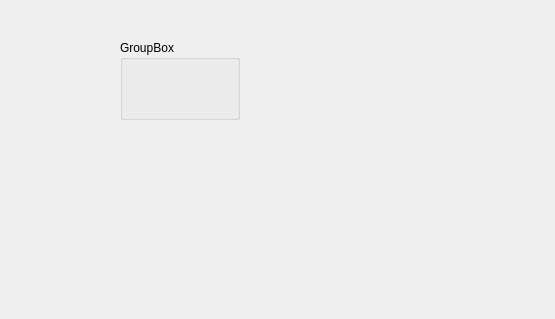
Above: pyqt/src/gui.ui from solidSnakesado/Physical-AI-study before the change. Below: the same form after it.
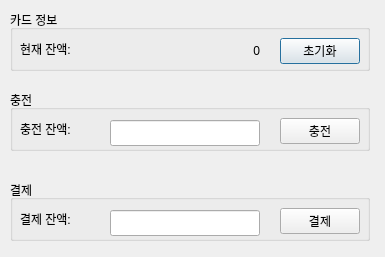
That is the form after the change.

Diff of the .ui file:
```diff
--- a/pyqt/src/gui.ui
+++ b/pyqt/src/gui.ui
@@ -6,8 +6,8 @@
    <rect>
     <x>0</x>
     <y>0</y>
-    <width>555</width>
-    <height>319</height>
+    <width>385</width>
+    <height>257</height>
    </rect>
   </property>
   <property name="windowTitle">
@@ -16,15 +16,161 @@
   <widget class="QGroupBox" name="groupBox">
    <property name="geometry">
     <rect>
-     <x>120</x>
-     <y>40</y>
-     <width>120</width>
-     <height>80</height>
+     <x>10</x>
+     <y>10</y>
+     <width>360</width>
+     <height>61</height>
     </rect>
    </property>
    <property name="title">
-    <string>GroupBox</string>
+    <string>카드 정보</string>
    </property>
+   <widget class="QLabel" name="label">
+    <property name="geometry">
+     <rect>
+      <x>10</x>
+      <y>30</y>
+      <width>66</width>
+      <height>18</height>
+     </rect>
+    </property>
+    <property name="text">
+     <string>현재 잔액: </string>
+    </property>
+   </widget>
+   <widget class="QLabel" name="totalLabel">
+    <property name="geometry">
+     <rect>
+      <x>100</x>
+      <y>32</y>
+      <width>150</width>
+      <height>18</height>
+     </rect>
+    </property>
+    <property name="text">
+     <string>0</string>
+    </property>
+    <property name="alignment">
+     <set>Qt::AlignRight|Qt::AlignTrailing|Qt::AlignVCenter</set>
+    </property>
+   </widget>
+   <widget class="QPushButton" name="resetButton">
+    <property name="geometry">
+     <rect>
+      <x>270</x>
+      <y>28</y>
+      <width>80</width>
+      <height>26</height>
+     </rect>
+    </property>
+    <property name="text">
+     <string>초기화</string>
+    </property>
+   </widget>
+  </widget>
+  <widget class="QGroupBox" name="groupBox_2">
+   <property name="geometry">
+    <rect>
+     <x>10</x>
+     <y>90</y>
+     <width>360</width>
+     <height>61</height>
+    </rect>
+   </property>
+   <property name="title">
+    <string>충전</string>
+   </property>
+   <widget class="QLabel" name="label_2">
+    <property name="geometry">
+     <rect>
+      <x>10</x>
+      <y>30</y>
+      <width>66</width>
+      <height>18</height>
+     </rect>
+    </property>
+    <property name="text">
+     <string>충전 잔액: </string>
+    </property>
+   </widget>
+   <widget class="QPushButton" name="chargeButton">
+    <property name="geometry">
+     <rect>
+      <x>270</x>
+      <y>28</y>
+      <width>80</width>
+      <height>26</height>
+     </rect>
+    </property>
+    <property name="text">
+     <string>충전</string>
+    </property>
+   </widget>
+   <widget class="QLineEdit" name="chargeEdit">
+    <property name="geometry">
+     <rect>
+      <x>100</x>
+      <y>30</y>
+      <width>150</width>
+      <height>26</height>
+     </rect>
+    </property>
+    <property name="alignment">
+     <set>Qt::AlignRight|Qt::AlignTrailing|Qt::AlignVCenter</set>
+    </property>
+   </widget>
+  </widget>
+  <widget class="QGroupBox" name="groupBox_3">
+   <property name="geometry">
+    <rect>
+     <x>10</x>
+     <y>180</y>
+     <width>360</width>
+     <height>61</height>
+    </rect>
+   </property>
+   <property name="title">
+    <string>결제</string>
+   </property>
+   <widget class="QLabel" name="label_3">
+    <property name="geometry">
+     <rect>
+      <x>10</x>
+      <y>30</y>
+      <width>66</width>
+      <height>18</height>
+     </rect>
+    </property>
+    <property name="text">
+     <string>결제 잔액: </string>
+    </property>
+   </widget>
+   <widget class="QPushButton" name="paymentButton">
+    <property name="geometry">
+     <rect>
+      <x>270</x>
+      <y>28</y>
+      <width>80</width>
+      <height>26</height>
+     </rect>
+    </property>
+    <property name="text">
+     <string>결제</string>
+    </property>
+   </widget>
+   <widget class="QLineEdit" name="paymentEdit">
+    <property name="geometry">
+     <rect>
+      <x>100</x>
+      <y>30</y>
+      <width>150</width>
+      <height>26</height>
+     </rect>
+    </property>
+    <property name="alignment">
+     <set>Qt::AlignRight|Qt::AlignTrailing|Qt::AlignVCenter</set>
+    </property>
+   </widget>
   </widget>
  </widget>
  <resources/>
```
